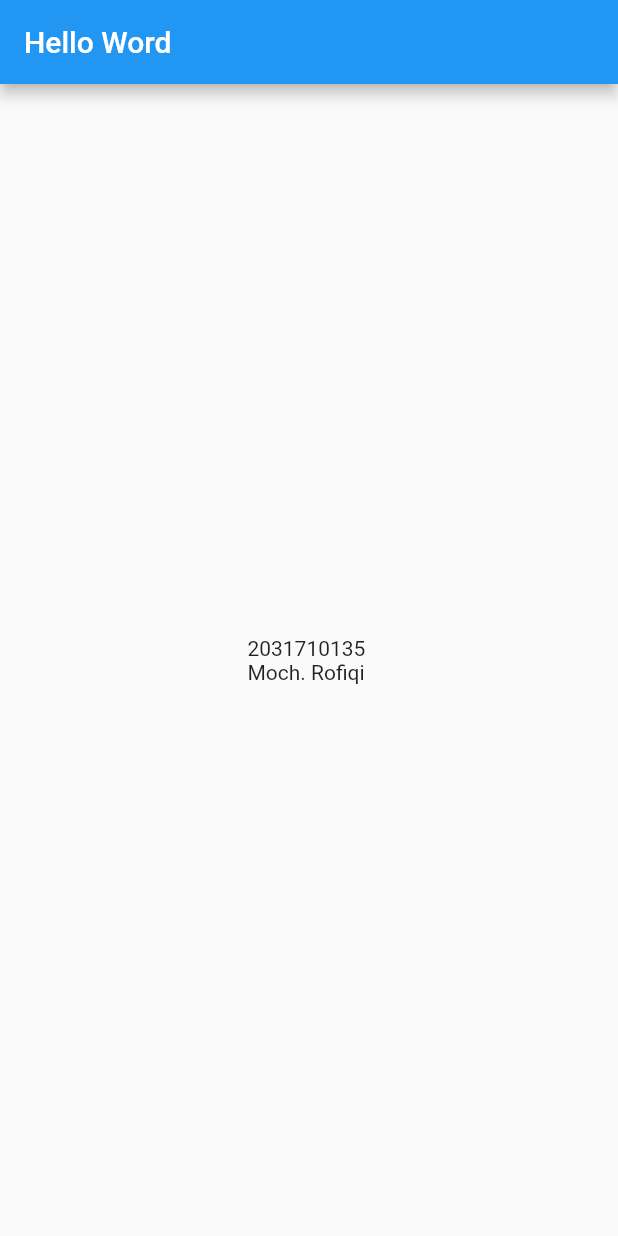
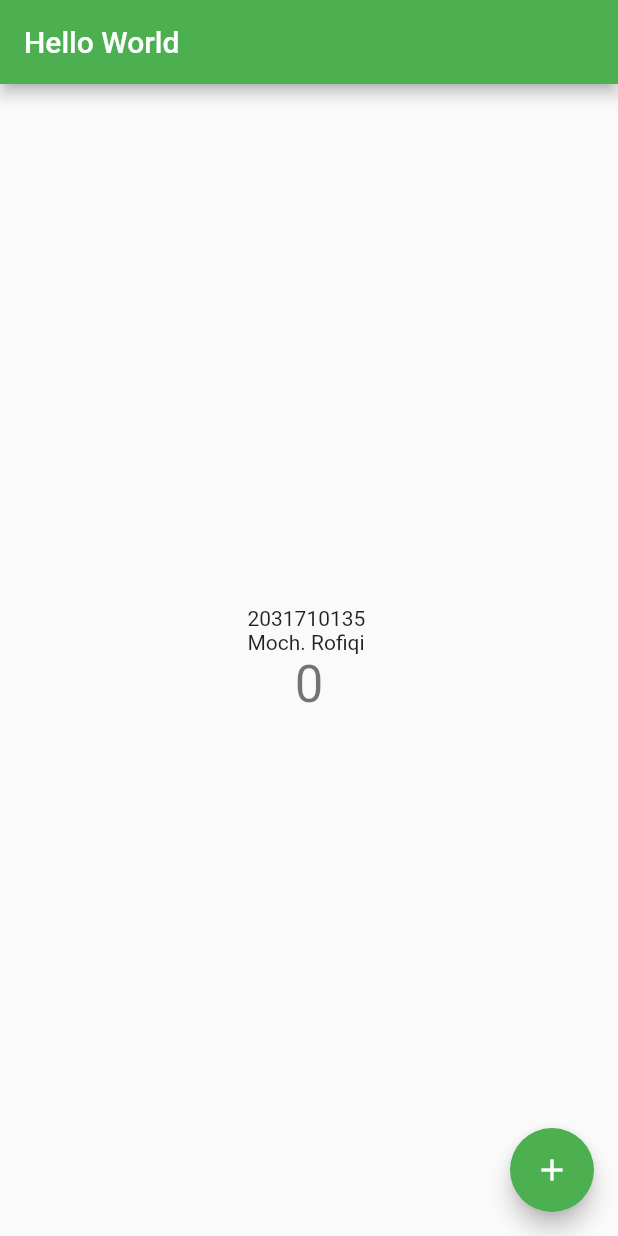
Before and after one commit to Mochrofiqi/01-hello-world-flutter, a Flutter app: the screen it shows after launch, on a phone screen of 412 x 824 dp. Run offline on Flutter 3.47's test engine with Material 2 defaults, Android fonts, the phone set to English and light mode, and no system bars.

Commit message:
Membuat Flutter Hello World

```diff
--- a/lib/main.dart
+++ b/lib/main.dart
@@ -11,100 +11,105 @@ class MyApp extends StatelessWidget {
   @override
   Widget build(BuildContext context) {
     return MaterialApp(
-      title: 'Welcome to My Application',
-      home: Scaffold(
-        appBar: AppBar(
-          title: const Text('Hello Word'),
-        ),
-        body: const Center(
-          child: Text('2031710135 \nMoch. Rofiqi'),
-        ),
+      title: 'Welcome To My Flutter',
+      theme: ThemeData(
+        // This is the theme of your application.
+        //
+        // Try running your application with "flutter run". You'll see the
+        // application has a blue toolbar. Then, without quitting the app, try
+        // changing the primarySwatch below to Colors.green and then invoke
+        // "hot reload" (press "r" in the console where you ran "flutter run",
+        // or simply save your changes to "hot reload" in a Flutter IDE).
+        // Notice that the counter didn't reset back to zero; the application
+        // is not restarted.
+        primarySwatch: Colors.green,
       ),
+      home: const MyHomePage(title: 'Hello World'),
     );
   }
 }
 
-// class MyHomePage extends StatefulWidget {
-//   const MyHomePage({Key? key, required this.title}) : super(key: key);
+class MyHomePage extends StatefulWidget {
+  const MyHomePage({Key? key, required this.title}) : super(key: key);
 
-//   // This widget is the home page of your application. It is stateful, meaning
-//   // that it has a State object (defined below) that contains fields that affect
-//   // how it looks.
+  // This widget is the home page of your application. It is stateful, meaning
+  // that it has a State object (defined below) that contains fields that affect
+  // how it looks.
 
-//   // This class is the configuration for the state. It holds the values (in this
-//   // case the title) provided by the parent (in this case the App widget) and
-//   // used by the build method of the State. Fields in a Widget subclass are
-//   // always marked "final".
+  // This class is the configuration for the state. It holds the values (in this
+  // case the title) provided by the parent (in this case the App widget) and
+  // used by the build method of the State. Fields in a Widget subclass are
+  // always marked "final".
 
-//   final String title;
+  final String title;
 
-//   @override
-//   State<MyHomePage> createState() => _MyHomePageState();
-// }
+  @override
+  State<MyHomePage> createState() => _MyHomePageState();
+}
 
-// class _MyHomePageState extends State<MyHomePage> {
-//   int _counter = 0 ;
+class _MyHomePageState extends State<MyHomePage> {
+  int _counter = 0 ;
 
-//   void _incrementCounter() {
-//     setState(() {
-//       // This call to setState tells the Flutter framework that something has
-//       // changed in this State, which causes it to rerun the build method below
-//       // so that the display can reflect the updated values. If we changed
-//       // _counter without calling setState(), then the build method would not be
-//       // called again, and so nothing would appear to happen.
-//       _counter++;
-//     });
-//   }
+  void _incrementCounter() {
+    setState(() {
+      // This call to setState tells the Flutter framework that something has
+      // changed in this State, which causes it to rerun the build method below
+      // so that the display can reflect the updated values. If we changed
+      // _counter without calling setState(), then the build method would not be
+      // called again, and so nothing would appear to happen.
+      _counter++;
+    });
+  }
 
-//   @override
-//   Widget build(BuildContext context) {
-//     // This method is rerun every time setState is called, for instance as done
-//     // by the _incrementCounter method above.
-//     //
-//     // The Flutter framework has been optimized to make rerunning build methods
-//     // fast, so that you can just rebuild anything that needs updating rather
-//     // than having to individually change instances of widgets.
-//     return Scaffold(
-//       appBar: AppBar(
-//         // Here we take the value from the MyHomePage object that was created by
-//         // the App.build method, and use it to set our appbar title.
-//         title: Text(widget.title),
-//       ),
-//       body: Center(
-//         // Center is a layout widget. It takes a single child and positions it
-//         // in the middle of the parent.
-//         child: Column(
-//           // Column is also a layout widget. It takes a list of children and
-//           // arranges them vertically. By default, it sizes itself to fit its
-//           // children horizontally, and tries to be as tall as its parent.
-//           //
-//           // Invoke "debug painting" (press "p" in the console, choose the
-//           // "Toggle Debug Paint" action from the Flutter Inspector in Android
-//           // Studio, or the "Toggle Debug Paint" command in Visual Studio Code)
-//           // to see the wireframe for each widget.
-//           //
-//           // Column has various properties to control how it sizes itself and
-//           // how it positions its children. Here we use mainAxisAlignment to
-//           // center the children vertically; the main axis here is the vertical
-//           // axis because Columns are vertical (the cross axis would be
-//           // horizontal).
-//           mainAxisAlignment: MainAxisAlignment.center,
-//           children: <Widget>[
-//             const Text(
-//               '2031710135 \n Moch. Rofiqi',
-//             ),
-//             Text(
-//               '$_counter',
-//               style: Theme.of(context).textTheme.headline4,
-//             ),
-//           ],
-//         ),
-//       ),
-//       floatingActionButton: FloatingActionButton(
-//         onPressed: _incrementCounter,
-//         tooltip: 'Increment',
-//         child: const Icon(Icons.add),
-//       ), // This trailing comma makes auto-formatting nicer for build methods.
-//     );
-//   }
-// }
+  @override
+  Widget build(BuildContext context) {
+    // This method is rerun every time setState is called, for instance as done
+    // by the _incrementCounter method above.
+    //
+    // The Flutter framework has been optimized to make rerunning build methods
+    // fast, so that you can just rebuild anything that needs updating rather
+    // than having to individually change instances of widgets.
+    return Scaffold(
+      appBar: AppBar(
+        // Here we take the value from the MyHomePage object that was created by
+        // the App.build method, and use it to set our appbar title.
+        title: Text(widget.title),
+      ),
+      body: Center(
+        // Center is a layout widget. It takes a single child and positions it
+        // in the middle of the parent.
+        child: Column(
+          // Column is also a layout widget. It takes a list of children and
+          // arranges them vertically. By default, it sizes itself to fit its
+          // children horizontally, and tries to be as tall as its parent.
+          //
+          // Invoke "debug painting" (press "p" in the console, choose the
+          // "Toggle Debug Paint" action from the Flutter Inspector in Android
+          // Studio, or the "Toggle Debug Paint" command in Visual Studio Code)
+          // to see the wireframe for each widget.
+          //
+          // Column has various properties to control how it sizes itself and
+          // how it positions its children. Here we use mainAxisAlignment to
+          // center the children vertically; the main axis here is the vertical
+          // axis because Columns are vertical (the cross axis would be
+          // horizontal).
+          mainAxisAlignment: MainAxisAlignment.center,
+          children: <Widget>[
+            const Text(
+              '2031710135 \nMoch. Rofiqi',
+            ),
+            Text(
+              '$_counter',
+              style: Theme.of(context).textTheme.headline4,
+            ),
+          ],
+        ),
+      ),
+      floatingActionButton: FloatingActionButton(
+        onPressed: _incrementCounter,
+        tooltip: 'Increment',
+        child: const Icon(Icons.add),
+      ), // This trailing comma makes auto-formatting nicer for build methods.
+    );
+  }
+}
```
